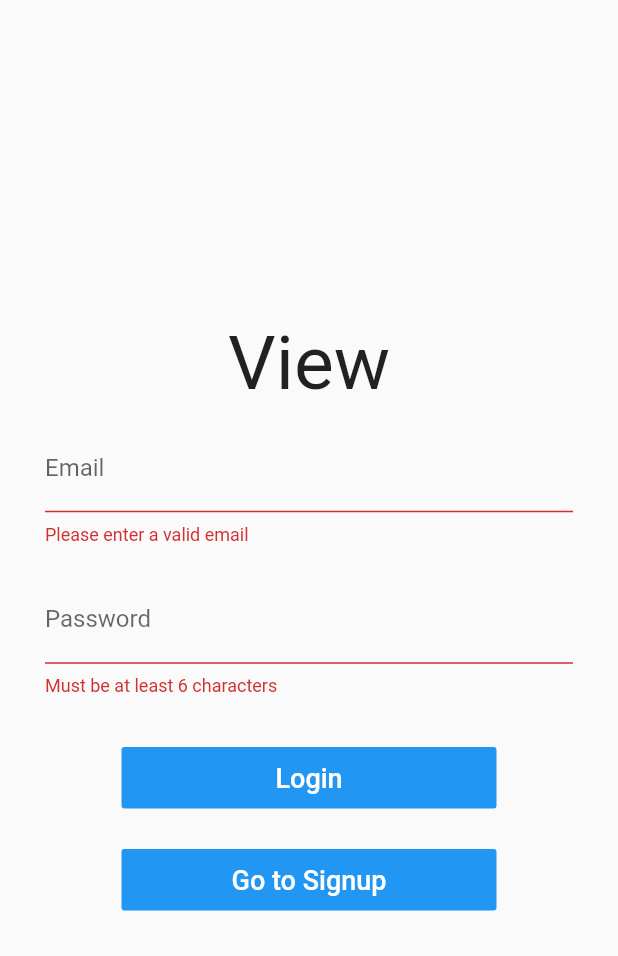
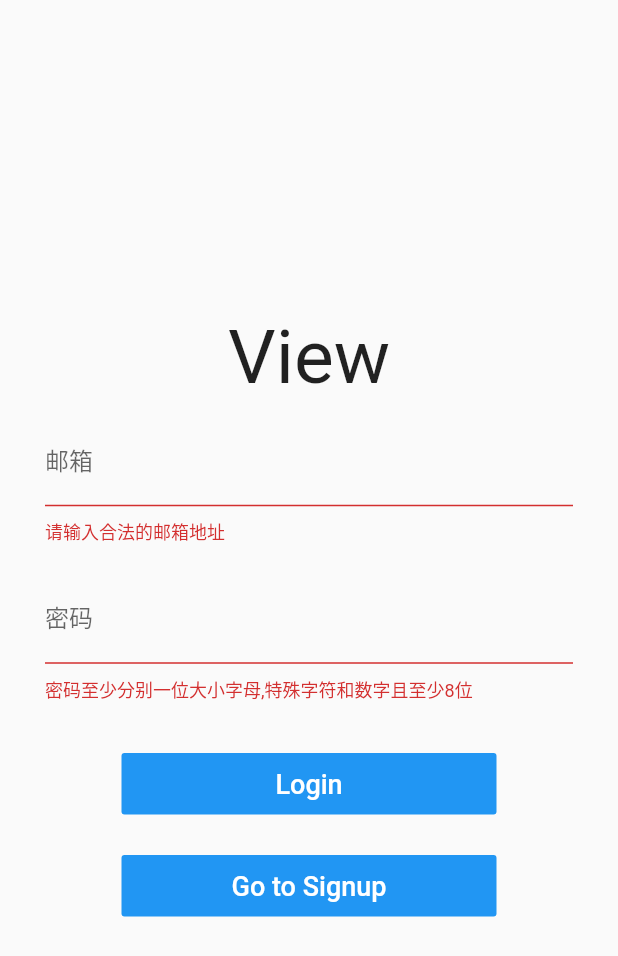
Before and after one commit to YuanRuQian/view, a Flutter app: the screen it shows after launch, after a tap on "Login", on a phone screen of 412 x 824 dp. Shown: the top 956 px of the screen. Run offline on Flutter 3.47's test engine with Material 2 defaults, Android fonts, the light colour scheme and no system bars; our stand-ins replace cached_network_image, cloud_firestore, firebase_auth, firebase_storage, flutter_image_compress; accounts and stored records are empty.

Commit message:
update validators

```diff
--- a/lib/ui/pages/commentPage.dart
+++ b/lib/ui/pages/commentPage.dart
@@ -1,6 +1,12 @@
 import 'package:flutter/material.dart';
+import 'package:view/models/postModel.dart';
 
 class CommentPage extends StatefulWidget {
+  final Post post;
+  final int likeCount;
+
+  CommentPage({this.post, this.likeCount});
+
   @override
   _CommentPageState createState() => _CommentPageState();
 }
--- a/lib/ui/pages/logInPage.dart
+++ b/lib/ui/pages/logInPage.dart
@@ -15,9 +15,23 @@ class _LoginPageState extends State<LogInPage> {
     if (_formKey.currentState.validate()) {
       _formKey.currentState.save();
       // Logging in the user w/ Firebase
-      print('log in with $_email $_password');
+      print('登录: $_email $_password');
       AuthService.login(_email, _password);
     }
+  }
+
+  bool validateEmail(String value) {
+    Pattern pattern =
+        r'^(([^<>()[\]\\.,;:\s@\"]+(\.[^<>()[\]\\.,;:\s@\"]+)*)|(\".+\"))@((\[[0-9]{1,3}\.[0-9]{1,3}\.[0-9]{1,3}\.[0-9]{1,3}\])|(([a-zA-Z\-0-9]+\.)+[a-zA-Z]{2,}))$';
+    RegExp regex = new RegExp(pattern);
+    return regex.hasMatch(value);
+  }
+
+  bool validatePassword(String value) {
+    String pattern =
+        r'^(?=.*?[A-Z])(?=.*?[a-z])(?=.*?[0-9])(?=.*?[!@#\$&*~]).{8,}$';
+    RegExp regExp = new RegExp(pattern);
+    return regExp.hasMatch(value) && value.length >= 8;
   }
 
   @override
@@ -45,10 +59,9 @@ class _LoginPageState extends State<LogInPage> {
                       vertical: 10.0,
                     ),
                     child: TextFormField(
-                      decoration: InputDecoration(labelText: 'Email'),
-                      validator: (input) => !input.contains('@')
-                          ? 'Please enter a valid email'
-                          : null,
+                      decoration: InputDecoration(labelText: '邮箱'),
+                      validator: (input) =>
+                          !validateEmail(input) ? '请输入合法的邮箱地址' : null,
                       onSaved: (input) => _email = input,
                     ),
                   ),
@@ -58,10 +71,9 @@ class _LoginPageState extends State<LogInPage> {
                       vertical: 10.0,
                     ),
                     child: TextFormField(
-                      decoration: InputDecoration(labelText: 'Password'),
-                      validator: (input) => input.length < 6
-                          ? 'Must be at least 6 characters'
-                          : null,
+                      decoration: InputDecoration(labelText: '密码'),
+                      validator: (input) =>
+                            !validatePassword(input) ? '密码至少分别一位大小字母,特殊字符和数字且至少8位' : null,
                       onSaved: (input) => _password = input,
                       obscureText: true,
                     ),
```
Also changed, not shown: 1 other file.
